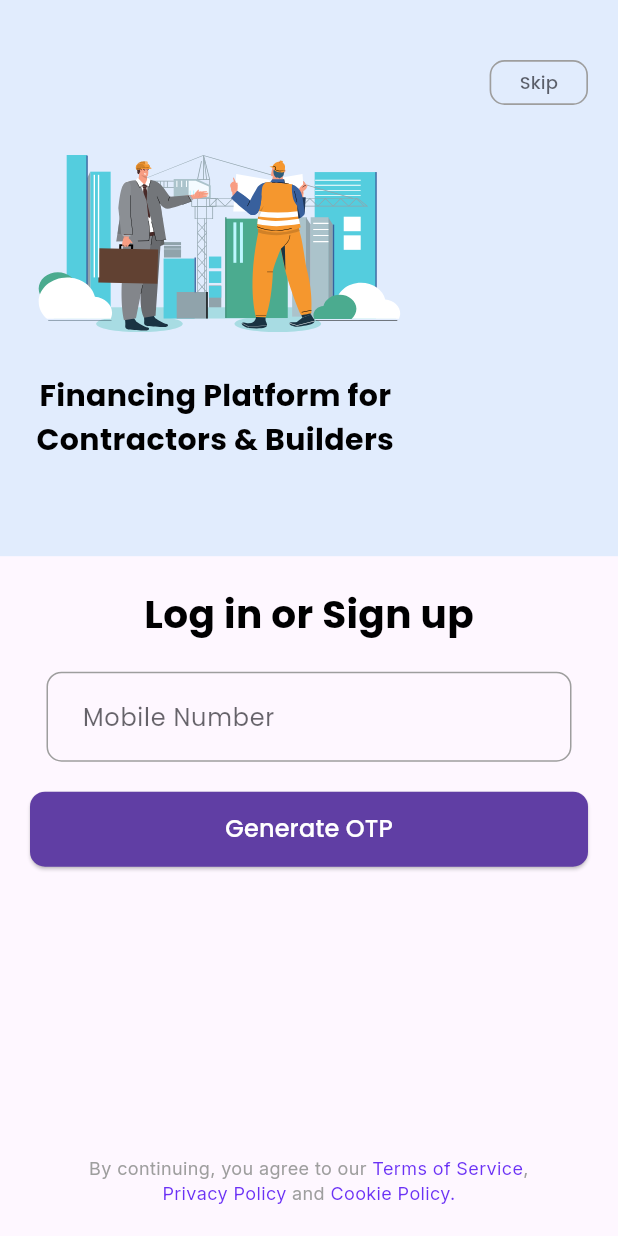
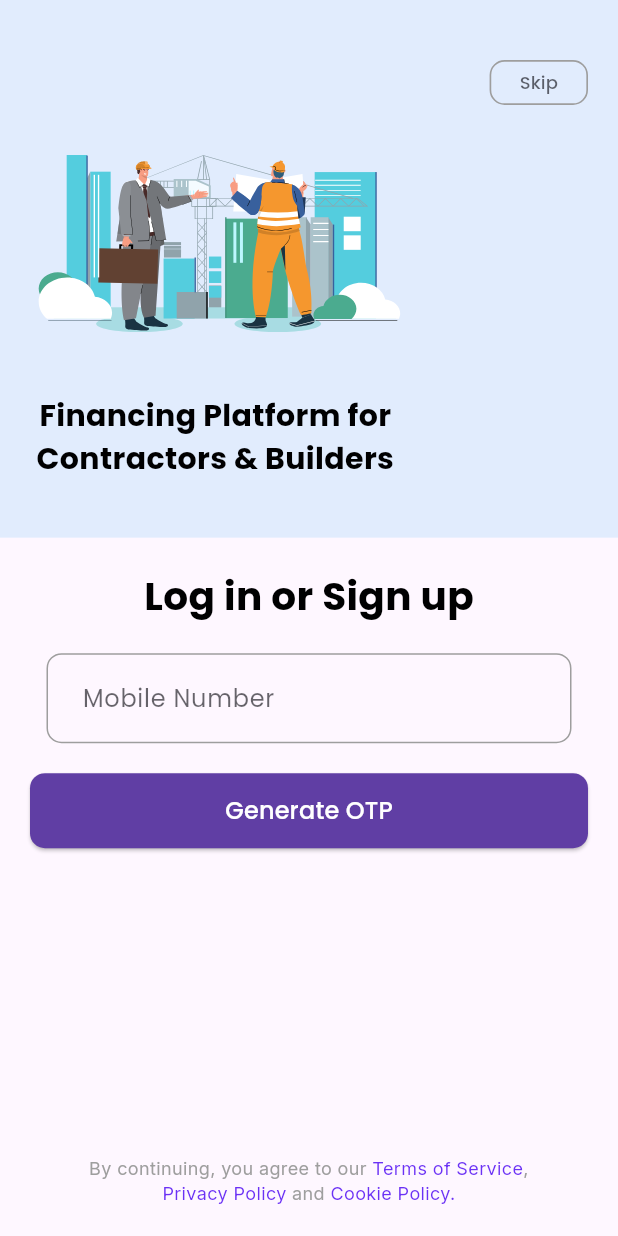
Before and after one commit to sagarpandey142/MansoonPe, a Flutter app: the screen it shows after launch, on a phone screen of 412 x 824 dp. Run offline on Flutter 3.47's test engine with Material 3 defaults, Android fonts, the phone set to English and light mode, and no system bars; our stand-ins replace connectivity_plus, dio, flutter_otp_text_field, flutter_screenutil, flutter_secure_storage, flutter_svg and 4 more; generated files the repository leaves out were written again.

Commit message:
issue fixed

```diff
--- a/lib/ui/screens/login_screen/login_page_screen.dart
+++ b/lib/ui/screens/login_screen/login_page_screen.dart
@@ -36,7 +36,11 @@ class _LoginPageScreenState extends State<LoginPageScreen> {
   }
   @override
   Widget build(BuildContext context) {
-    return Scaffold(
+    return GestureDetector(
+      onTap: () {
+        FocusScope.of(context).unfocus(); // Dismiss keyboard
+      },
+      child: Scaffold(
         resizeToAvoidBottomInset: true, // Prevents overflow due to the keyboard
         body: SingleChildScrollView(
           // Allows scrolling when the keyboard appears
@@ -51,7 +55,7 @@ class _LoginPageScreenState extends State<LoginPageScreen> {
               child: Column(
                 children: [
                   Container(
-                  height: MediaQuery.of(context).size.height * 0.45, //310,
+                    height: MediaQuery.of(context).size.height * 0.435, //310,
                     width: double.infinity,
                     color: Color(0xFFE1ECFD),
                     padding: const EdgeInsets.only(top: 40, left: 20, right: 20),
@@ -100,7 +104,7 @@ class _LoginPageScreenState extends State<LoginPageScreen> {
                               width: MediaQuery.of(context).size.width * 0.6,
                               fit: BoxFit.contain,
                             ),
-                          SizedBox(height: 5),
+                            SizedBox(height: 18),
                             Text(
                               "Financing Platform for\nContractors & Builders",
                               textAlign: TextAlign.center,
@@ -135,9 +139,9 @@ class _LoginPageScreenState extends State<LoginPageScreen> {
                               width: 350,
                               child: TextField(
                                 controller: controller.phoneController,
-                              keyboardType: TextInputType.text,
+                                keyboardType: TextInputType.phone,
                                 // onTap: _scrollToBottom,
-                              focusNode: _focusNode,
+                                // focusNode: _focusNode,
                                 decoration: InputDecoration(
                                   labelText: "Mobile Number",
                                   floatingLabelBehavior: FloatingLabelBehavior.auto,
@@ -235,13 +239,14 @@ class _LoginPageScreenState extends State<LoginPageScreen> {
             ),
           ),
         ),
+      ),
     );
   }
 
   void _scrollToBottom() {
     WidgetsBinding.instance.addPostFrameCallback((_) {
       _scrollController.animateTo(
-        250.0 ,
+        150.0 ,
         duration: Duration(milliseconds: 300),
         curve: Curves.easeOut,
       );
```
Lines whose indentation alone changed are shown as unchanged.
